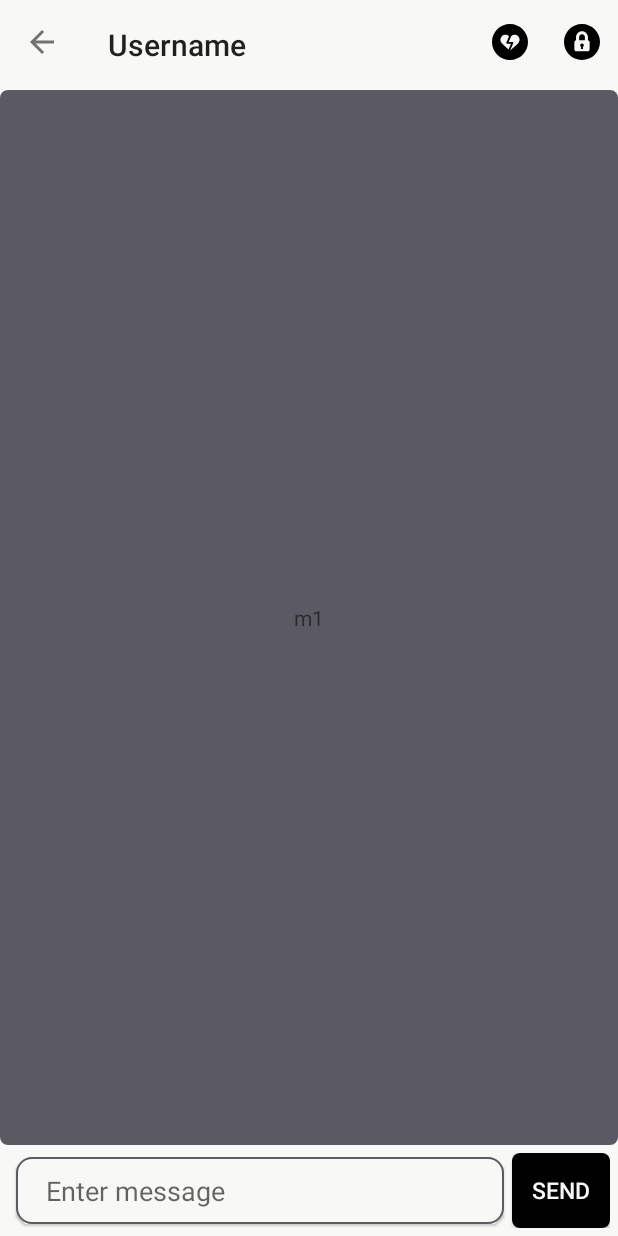
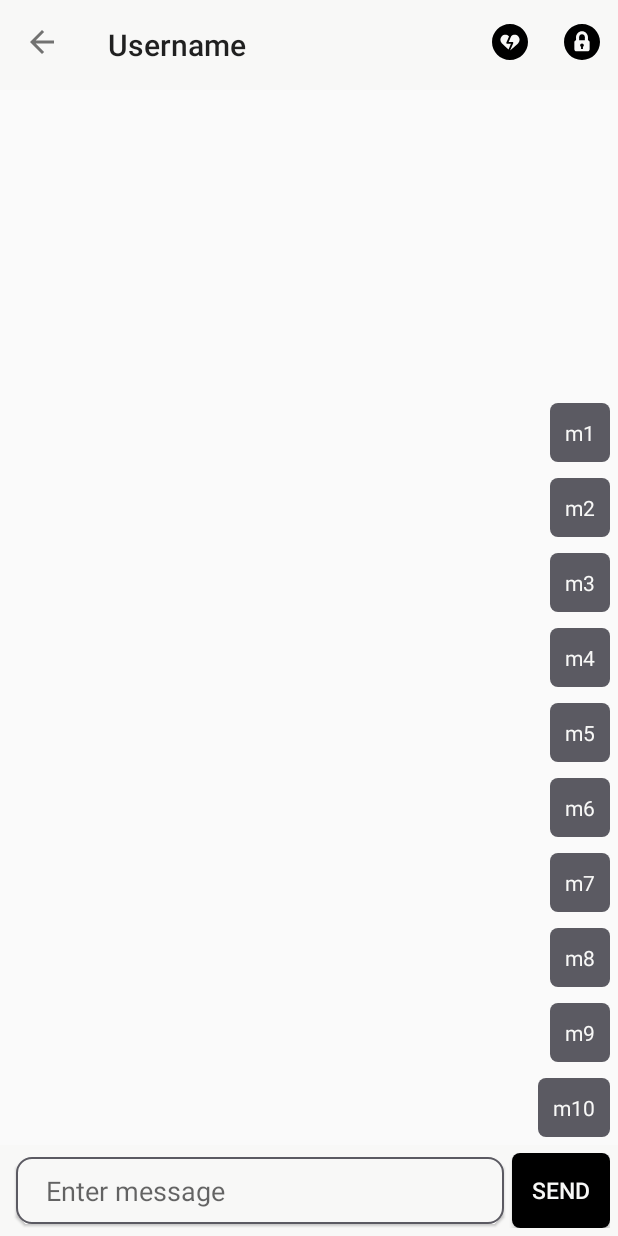
Before and after one commit to Code0987/Silence, an Android app: the ConversationActivity screen opened directly, with no data from a screen before it, on a phone screen of 412 x 824 dp. Run offline under Robolectric (Android 15) with nearby library versions, the phone set to English and light mode, and no system bars.

Commit message:
Layout Work: Chat UI

```diff
--- a/app/src/main/java/com/ilusons/silence/ConversationActivity.java
+++ b/app/src/main/java/com/ilusons/silence/ConversationActivity.java
@@ -46,6 +46,7 @@ public class ConversationActivity extends AppCompatActivity {
 
         rc_view= (RecyclerView) findViewById(R.id.rv_message_list);
        LinearLayoutManager layoutManager = new LinearLayoutManager(this);
+       layoutManager.setStackFromEnd(true);
 
        rc_view.setLayoutManager(layoutManager);
 
--- a/app/src/main/res/layout/message_bubble.xml
+++ b/app/src/main/res/layout/message_bubble.xml
@@ -1,17 +1,22 @@
 <?xml version="1.0" encoding="utf-8"?>
-<android.support.constraint.ConstraintLayout
-    xmlns:android="http://schemas.android.com/apk/res/android" android:layout_width="match_parent"
-    android:layout_height="match_parent">
+<android.support.constraint.ConstraintLayout xmlns:android="http://schemas.android.com/apk/res/android"
+    xmlns:tools="http://schemas.android.com/tools"
+    android:layout_width="match_parent"
+    android:layout_height="wrap_content"
+    android:layout_margin="5dp"
+    xmlns:app="http://schemas.android.com/apk/res-auto">
 
     <TextView
-        android:layout_width="match_parent"
-        android:layout_height="match_parent"
         android:id="@+id/tv_message_bubble"
-        android:maxWidth="60dp"
+        android:layout_width="wrap_content"
+        android:layout_height="wrap_content"
+        android:background="@drawable/rounded_rectangle_grey"
+        android:textColor="@color/colorWhite"
+        android:gravity="center"
+        android:maxWidth="100dp"
         android:padding="10dp"
-        android:gravity="center"
-        android:background="@drawable/rounded_rectangle_grey"
         android:text="anfkabfkabfakbfas"
-        />
+        app:layout_constraintRight_toRightOf="parent"
+        tools:layout_editor_absoluteY="0dp" />
 
 </android.support.constraint.ConstraintLayout>
```
